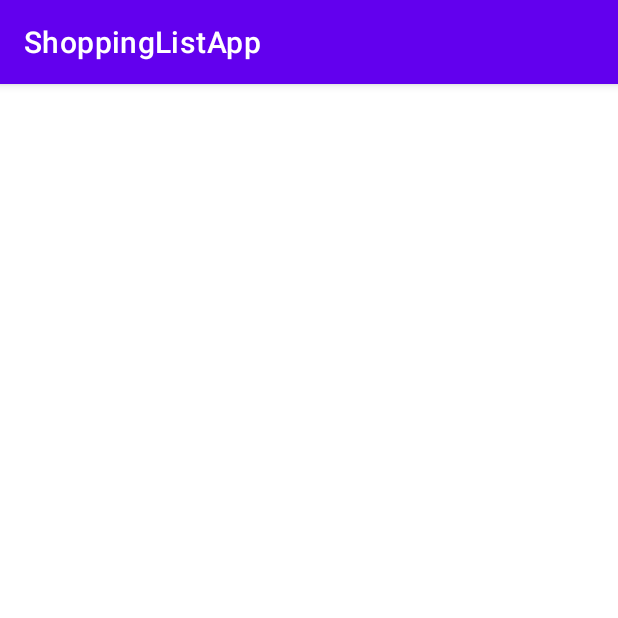
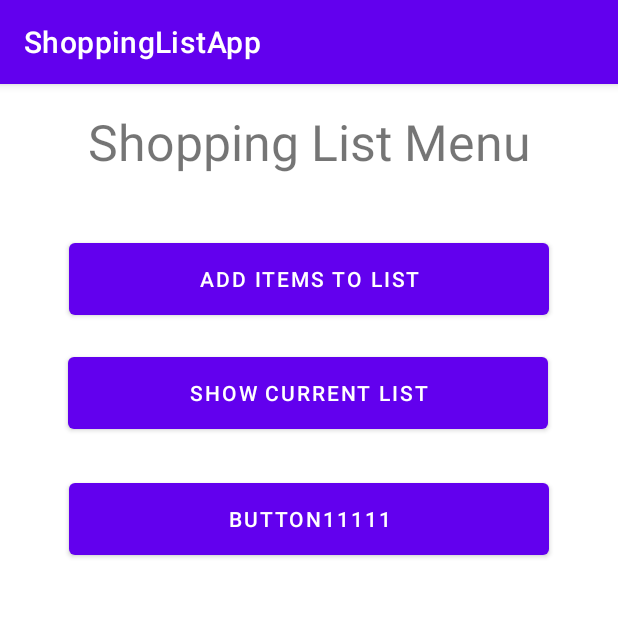
Before and after one commit to gerson2600/0817-JavaAndroid, an Android app: the screen it shows after launch (MenuActivity), on a phone screen of 412 x 824 dp, the top half of it. Run offline under Robolectric (Android 15) with nearby library versions, the phone set to English and light mode, and no system bars.

Commit message:
.add ShoppingListApp

```diff
--- a/ShoppingListApp/app/src/main/AndroidManifest.xml
+++ b/ShoppingListApp/app/src/main/AndroidManifest.xml
@@ -9,7 +9,9 @@
         android:roundIcon="@mipmap/ic_launcher_round"
         android:supportsRtl="true"
         android:theme="@style/Theme.ShoppingListApp">
-        <activity android:name=".MenuActivity"></activity>
+        <activity android:name=".AddShoppingItemActivity"></activity>
+        <activity android:name=".ShowShoppingListActivity" />
+        <activity android:name=".MenuActivity" />
         <activity android:name=".MainActivity">
             <intent-filter>
                 <action android:name="android.intent.action.MAIN" />
--- a/ShoppingListApp/app/src/main/res/layout/activity_main.xml
+++ b/ShoppingListApp/app/src/main/res/layout/activity_main.xml
@@ -9,7 +9,8 @@
     <TextView
         android:layout_width="wrap_content"
         android:layout_height="wrap_content"
-        android:text="Hello World!"
+        android:text="SplishSplash"
+        android:textSize="25pt"
         app:layout_constraintBottom_toBottomOf="parent"
         app:layout_constraintLeft_toLeftOf="parent"
         app:layout_constraintRight_toRightOf="parent"
--- a/ShoppingListApp/app/src/main/res/layout/activity_menu.xml
+++ b/ShoppingListApp/app/src/main/res/layout/activity_menu.xml
@@ -6,4 +6,54 @@
     android:layout_height="match_parent"
     tools:context=".MenuActivity">
 
+    <Button
+        android:id="@+id/btn1111111"
+        android:layout_width="320dp"
+        android:layout_height="60dp"
+        android:layout_marginStart="8dp"
+        android:layout_marginTop="24dp"
+        android:layout_marginEnd="8dp"
+        android:text="Button11111"
+        app:layout_constraintEnd_toEndOf="parent"
+        app:layout_constraintStart_toStartOf="parent"
+        app:layout_constraintTop_toBottomOf="@+id/BtnShowList" />
+
+    <Button
+        android:id="@+id/BtnShowList"
+        android:layout_width="320dp"
+        android:layout_height="60dp"
+        android:layout_marginStart="8dp"
+        android:layout_marginTop="16dp"
+        android:layout_marginEnd="8dp"
+        android:text="Show Current List"
+        app:layout_constraintEnd_toEndOf="parent"
+        app:layout_constraintHorizontal_bias="0.493"
+        app:layout_constraintStart_toStartOf="parent"
+        app:layout_constraintTop_toBottomOf="@+id/BtnAddShoppingItem" />
+
+    <TextView
+        android:id="@+id/textView"
+        android:layout_width="320dp"
+        android:layout_height="60dp"
+        android:layout_marginStart="8dp"
+        android:layout_marginTop="16dp"
+        android:layout_marginEnd="8dp"
+        android:text="Shopping List Menu"
+        android:textAlignment="center"
+        android:textSize="15pt"
+        app:layout_constraintEnd_toEndOf="parent"
+        app:layout_constraintStart_toStartOf="parent"
+        app:layout_constraintTop_toTopOf="parent" />
+
+    <Button
+        android:id="@+id/BtnAddShoppingItem"
+        android:layout_width="320dp"
+        android:layout_height="60dp"
+        android:layout_marginStart="8dp"
+        android:layout_marginTop="24dp"
+        android:layout_marginEnd="8dp"
+        android:text="Add Items to List"
+        app:layout_constraintEnd_toEndOf="parent"
+        app:layout_constraintStart_toStartOf="parent"
+        app:layout_constraintTop_toBottomOf="@+id/textView" />
 </androidx.constraintlayout.widget.ConstraintLayout>
```
Also changed, not shown: ShoppingListApp/app/src/main/java/com/example/shoppinglistapp/AddShoppingItemActivity.java (added, +14 -0 lines), ShoppingListApp/app/src/main/java/com/example/shoppinglistapp/DB_Controller.java (added, +71 -0 lines), ShoppingListApp/app/src/main/java/com/example/shoppinglistapp/MenuActivity.java (+18 -0 lines), ShoppingListApp/app/src/main/java/com/example/shoppinglistapp/ShowShoppingListActivity.java (added, +14 -0 lines), ShoppingListApp/app/src/main/res/layout/activity_add_shopping_item.xml (added, +9 -0 lines), ShoppingListApp/app/src/main/res/layout/activity_show_shopping_list.xml (added, +9 -0 lines).
